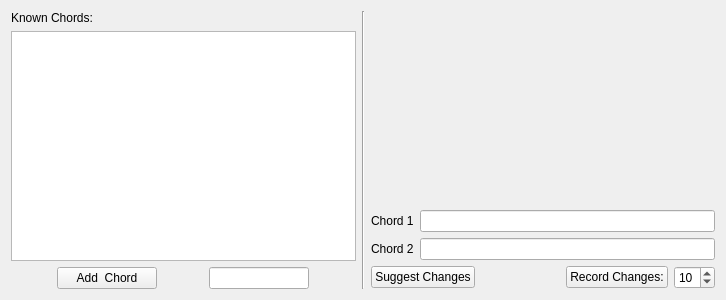
This is guitartools/changes.ui in ispielman/guitartools as Qt 5 draws it before an edit. The edited form follows.
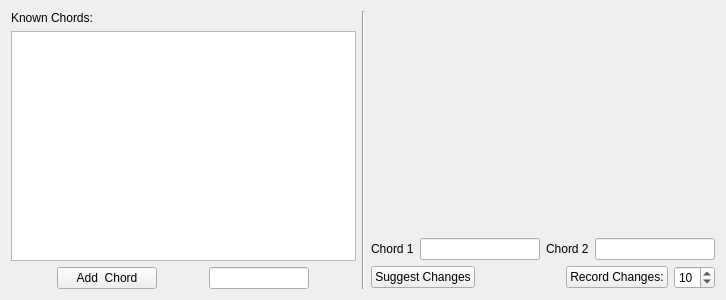
This is the edited form.

Commit message: Updated suggest chords code.  Basic operation now present!

Diff of the .ui file:
```diff
--- a/guitartools/changes.ui
+++ b/guitartools/changes.ui
@@ -91,25 +91,25 @@
       </spacer>
      </item>
      <item>
-      <layout class="QFormLayout" name="formLayout">
-       <item row="0" column="0">
+      <layout class="QHBoxLayout" name="horizontalLayout_4">
+       <item>
         <widget class="QLabel" name="label_5">
          <property name="text">
           <string>Chord 1</string>
          </property>
         </widget>
        </item>
-       <item row="0" column="1">
+       <item>
         <widget class="QLineEdit" name="lineEdit_Chord1"/>
        </item>
-       <item row="1" column="0">
+       <item>
         <widget class="QLabel" name="label_6">
          <property name="text">
           <string>Chord 2</string>
          </property>
         </widget>
        </item>
-       <item row="1" column="1">
+       <item>
         <widget class="QLineEdit" name="lineEdit_Chord2"/>
        </item>
       </layout>
```
The commit also changes 2 other files.
